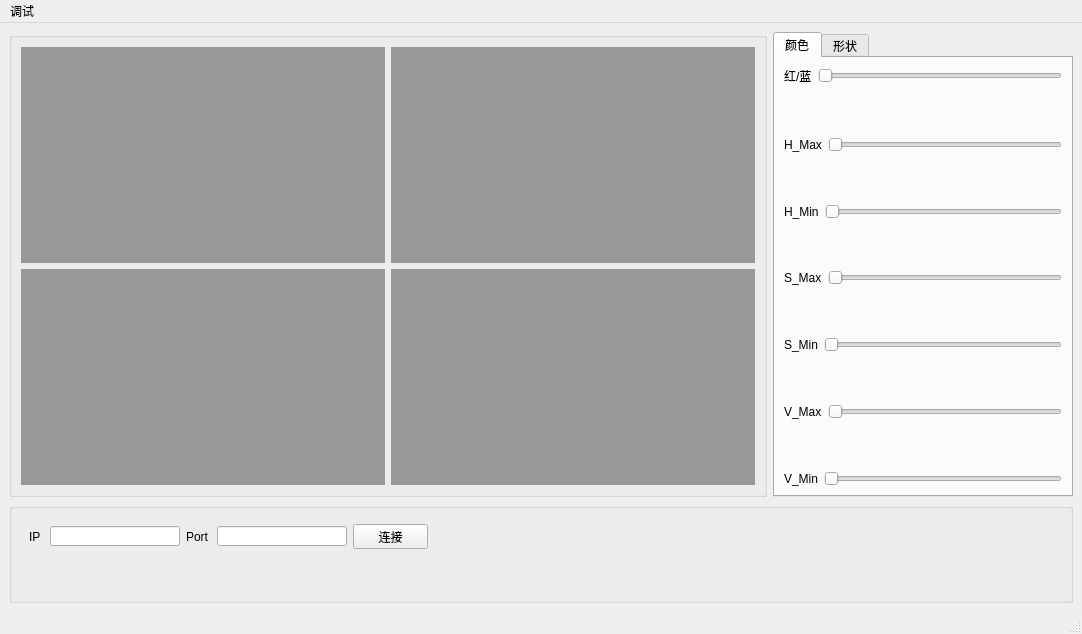
Qt form mainwindow.ui (SixOld/ParamTool) before a commit.
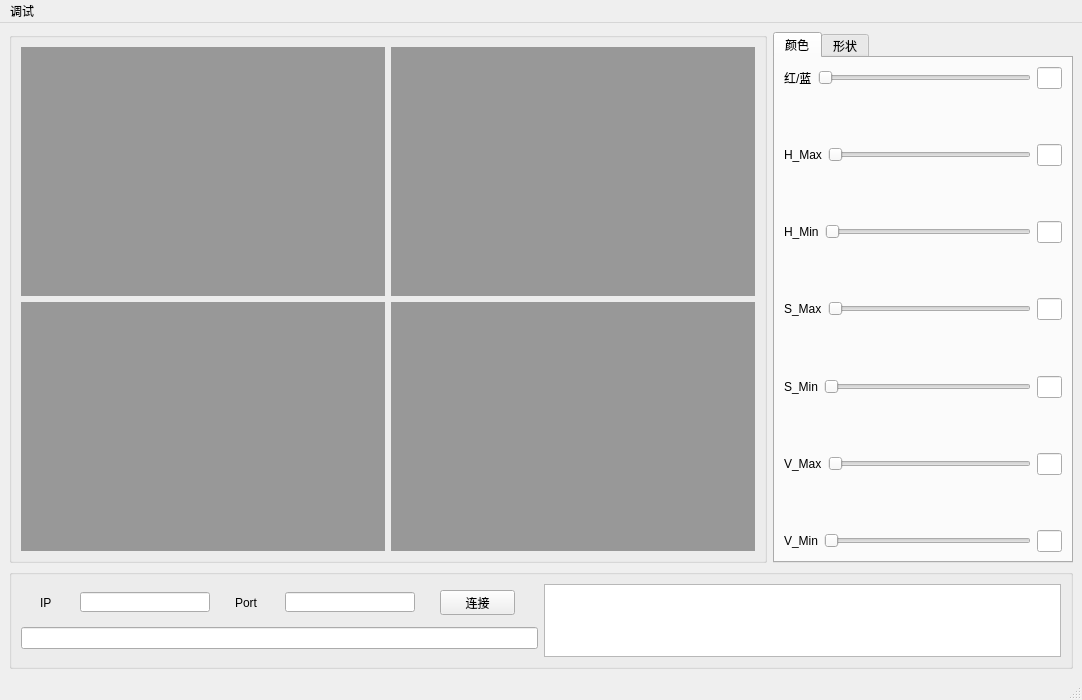
The same form after that commit.

Commit message: feat(Socket, UI): 添加滑动条联动，将滑动条修改信息发送到服务器

Diff of the .ui file:
```diff
--- a/mainwindow.ui
+++ b/mainwindow.ui
@@ -7,7 +7,7 @@
     <x>0</x>
     <y>0</y>
     <width>1082</width>
-    <height>634</height>
+    <height>700</height>
    </rect>
   </property>
   <property name="windowTitle">
@@ -138,6 +138,22 @@
                   </property>
                  </widget>
                 </item>
+                <item>
+                 <widget class="QLineEdit" name="lineEdit_color">
+                  <property name="minimumSize">
+                   <size>
+                    <width>25</width>
+                    <height>0</height>
+                   </size>
+                  </property>
+                  <property name="maximumSize">
+                   <size>
+                    <width>25</width>
+                    <height>16777215</height>
+                   </size>
+                  </property>
+                 </widget>
+                </item>
                </layout>
               </item>
               <item>
@@ -169,6 +185,22 @@
                   </property>
                  </widget>
                 </item>
+                <item>
+                 <widget class="QLineEdit" name="lineEdit_hMax">
+                  <property name="minimumSize">
+                   <size>
+                    <width>25</width>
+                    <height>0</height>
+                   </size>
+                  </property>
+                  <property name="maximumSize">
+                   <size>
+                    <width>25</width>
+                    <height>16777215</height>
+                   </size>
+                  </property>
+                 </widget>
+                </item>
                </layout>
               </item>
               <item>
@@ -200,6 +232,22 @@
                   </property>
                  </widget>
                 </item>
+                <item>
+                 <widget class="QLineEdit" name="lineEdit_hMin">
+                  <property name="minimumSize">
+                   <size>
+                    <width>25</width>
+                    <height>0</height>
+                   </size>
+                  </property>
+                  <property name="maximumSize">
+                   <size>
+                    <width>25</width>
+                    <height>16777215</height>
+                   </size>
+                  </property>
+                 </widget>
+                </item>
                </layout>
               </item>
               <item>
@@ -231,6 +279,22 @@
                   </property>
                  </widget>
                 </item>
+                <item>
+                 <widget class="QLineEdit" name="lineEdit_sMax">
+                  <property name="minimumSize">
+                   <size>
+                    <width>25</width>
+                    <height>0</height>
+                   </size>
+                  </property>
+                  <property name="maximumSize">
+                   <size>
+                    <width>25</width>
+                    <height>16777215</height>
+                   </size>
+                  </property>
+                 </widget>
+                </item>
                </layout>
               </item>
               <item>
@@ -262,6 +326,22 @@
                   </property>
                  </widget>
                 </item>
+                <item>
+                 <widget class="QLineEdit" name="lineEdit_sMin">
+                  <property name="minimumSize">
+                   <size>
+                    <width>25</width>
+                    <height>0</height>
+                   </size>
+                  </property>
+                  <property name="maximumSize">
+                   <size>
+                    <width>25</width>
+                    <height>16777215</height>
+                   </size>
+                  </property>
+                 </widget>
+                </item>
                </layout>
               </item>
               <item>
@@ -293,6 +373,22 @@
                   </property>
                  </widget>
                 </item>
+                <item>
+                 <widget class="QLineEdit" name="lineEdit_vMax">
+                  <property name="minimumSize">
+                   <size>
+                    <width>25</width>
+                    <height>0</height>
+                   </size>
+                  </property>
+                  <property name="maximumSize">
+                   <size>
+                    <width>25</width>
+                    <height>16777215</height>
+                   </size>
+                  </property>
+                 </widget>
+                </item>
                </layout>
               </item>
               <item>
@@ -324,6 +420,22 @@
                   </property>
                  </widget>
                 </item>
+                <item>
+                 <widget class="QLineEdit" name="lineEdit_vMin">
+                  <property name="minimumSize">
+                   <size>
+                    <width>25</width>
+                    <height>0</height>
+                   </size>
+                  </property>
+                  <property name="maximumSize">
+                   <size>
+                    <width>25</width>
+                    <height>16777215</height>
+                   </size>
+                  </property>
+                 </widget>
+                </item>
                </layout>
               </item>
              </layout>
@@ -362,15 +474,10 @@
         <property name="title">
          <string/>
         </property>
-        <widget class="QWidget" name="layoutWidget">
-         <property name="geometry">
-          <rect>
-           <x>20</x>
-           <y>20</y>
-           <width>403</width>
-           <height>27</height>
-          </rect>
-         </property>
+        <layout class="QGridLayout" name="gridLayout">
+         <item row="0" column="0">
+          <layout class="QVBoxLayout" name="verticalLayout_5">
+           <item>
          <layout class="QHBoxLayout" name="horizontalLayout">
           <item>
            <widget class="QLabel" name="label">
@@ -462,7 +569,16 @@
            </widget>
           </item>
          </layout>
-        </widget>
+           </item>
+           <item>
+            <widget class="QLineEdit" name="lineEdit_send"/>
+           </item>
+          </layout>
+         </item>
+         <item row="0" column="1">
+          <widget class="QTextBrowser" name="textBrowser_recv"/>
+         </item>
+        </layout>
        </widget>
       </item>
      </layout>
```
Left out of the diff: 2 changed lines with no effect on the pictures. Lines whose indentation alone changed are shown as unchanged. The commit also changes 7 other files.
